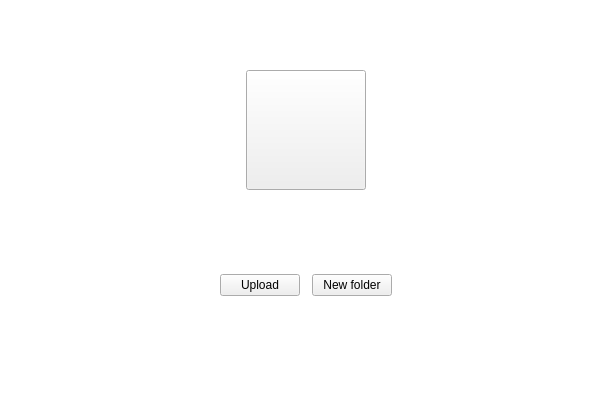
First picture: the form in src/MEGASync/node_selector/gui/ui/NodeSelectorTreeViewWidget.ui, repository C-EO/MEGAsync, before the edit.
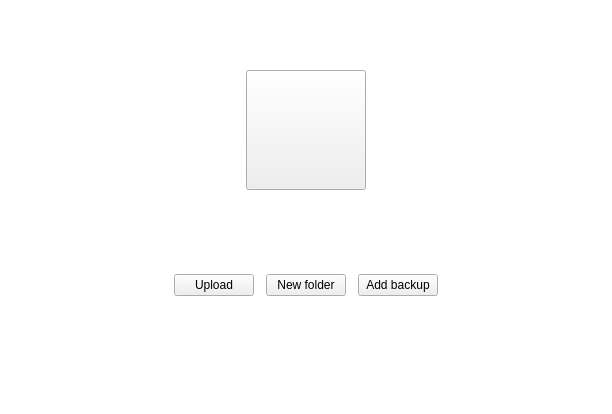
Second picture: the form after the edit. The open tabs and pages were chosen to show the change. Icons and pictures are not drawn. Custom widgets are drawn as their Qt base class.

```diff
--- a/src/MEGASync/node_selector/gui/ui/NodeSelectorTreeViewWidget.ui
+++ b/src/MEGASync/node_selector/gui/ui/NodeSelectorTreeViewWidget.ui
@@ -462,6 +462,44 @@
                   </property>
                  </widget>
                 </item>
+                <item>
+                 <widget class="TokenizableButton" name="bEmptyAddBackup">
+                  <property name="sizePolicy">
+                   <sizepolicy hsizetype="Fixed" vsizetype="Fixed">
+                    <horstretch>0</horstretch>
+                    <verstretch>0</verstretch>
+                   </sizepolicy>
+                  </property>
+                  <property name="cursor">
+                   <cursorShape>PointingHandCursor</cursorShape>
+                  </property>
+                  <property name="visible">
+                   <bool>false</bool>
+                  </property>
+                  <property name="text">
+                   <string notr="true">Add backup</string>
+                  </property>
+                  <property name="icon">
+                   <iconset resource="../../../gui/Resources_common.qrc">
+                    <normaloff>:/database-plus_small_thin_outline</normaloff>:/database-plus_small_thin_outline</iconset>
+                  </property>
+                  <property name="iconSize">
+                   <size>
+                    <width>16</width>
+                    <height>16</height>
+                   </size>
+                  </property>
+                  <property name="type" stdset="0">
+                   <string notr="true">primary</string>
+                  </property>
+                  <property name="dimension" stdset="0">
+                   <string notr="true">medium</string>
+                  </property>
+                  <property name="normal_off" stdset="0">
+                   <string notr="true">icon-inverse-accent</string>
+                  </property>
+                 </widget>
+                </item>
                 <item>
                  <spacer name="emptyPageButtonsSpacerRight">
                   <property name="orientation">
```
